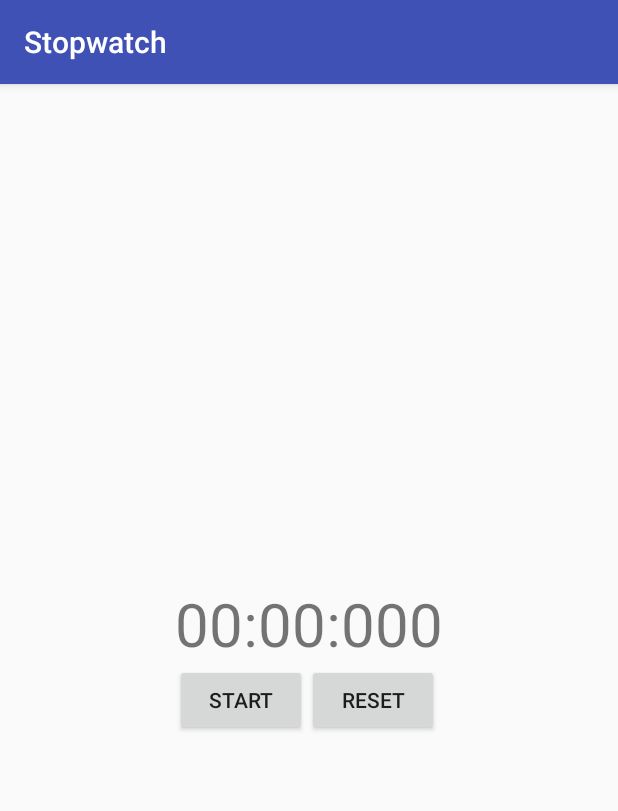
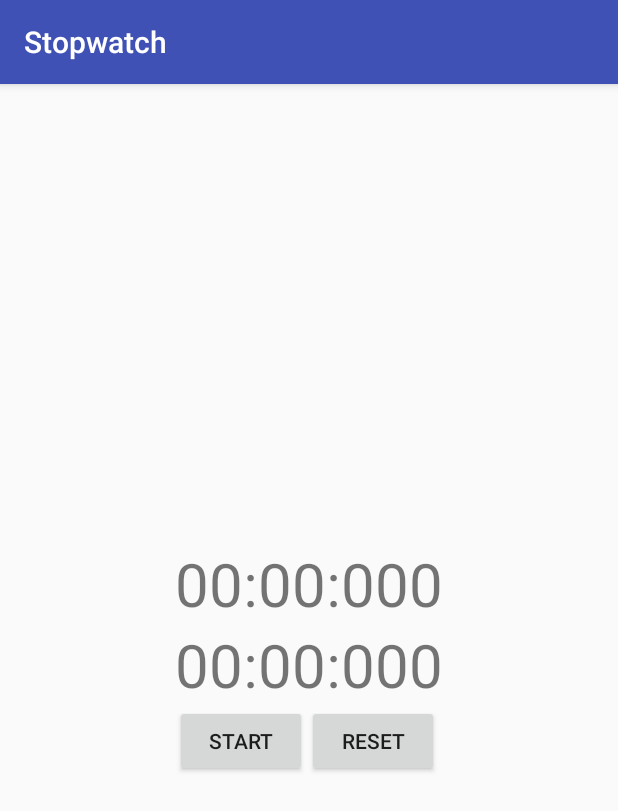
Before and after one commit to PatMcNamara/school, an Android app: the screen it shows after launch (MainActivity), after a tap on "RESET", on a phone screen of 412 x 824 dp. Shown: the top 811 px of the screen. Run offline under Robolectric (Android 15) with nearby library versions, the phone set to English and light mode, and no system bars; 2 other taps on this screen came first.

Commit message:
Feature complete

```diff
--- a/Android/Stopwatch/app/build.gradle
+++ b/Android/Stopwatch/app/build.gradle
@@ -20,7 +20,8 @@ android {
 }
 
 dependencies {
-    compile fileTree(dir: 'libs', include: ['*.jar'])
+    compile fileTree(include: ['*.jar'], dir: 'libs')
     testCompile 'junit:junit:4.12'
     compile 'com.android.support:appcompat-v7:23.1.1'
+    compile 'com.android.support:recyclerview-v7:23.1.1'
 }
--- a/Android/Stopwatch/app/src/main/java/com/umsl/pjm8cd/stopwatch/LapViewFragment.java
+++ b/Android/Stopwatch/app/src/main/java/com/umsl/pjm8cd/stopwatch/LapViewFragment.java
@@ -1,10 +1,75 @@
 package com.umsl.pjm8cd.stopwatch;
 
+import android.os.Bundle;
+import android.support.annotation.Nullable;
 import android.support.v4.app.Fragment;
+import android.support.v7.widget.LinearLayoutManager;
+import android.support.v7.widget.RecyclerView;
+import android.view.LayoutInflater;
+import android.view.View;
+import android.view.ViewGroup;
+import android.widget.TextView;
+
+import java.util.List;
 
 /**
  * Created by tmp on 3/22/2016.
  */
 public class LapViewFragment extends Fragment {
+    private LapViewDelegate delegate;
+    interface LapViewDelegate {
+        List<String> getLapTimes();
+    }
 
+    RecyclerView lapRecyclerView;
+
+    public void setDelegate(LapViewDelegate delegate) {
+        this.delegate = delegate;
+    }
+
+    @Nullable
+    @Override
+    public View onCreateView(LayoutInflater inflater, ViewGroup container, Bundle savedInstanceState) {
+        View view = inflater.inflate(R.layout.lap_view_layout, container, false);
+        lapRecyclerView = (RecyclerView) view.findViewById(R.id.lap_recycler_view);
+        lapRecyclerView.setLayoutManager(new LinearLayoutManager(getActivity()));
+        lapRecyclerView.setAdapter(new LapAdapter()); //TODO what should go in a blank adapter?
+        return view;
+    }
+
+    public void update() {
+        lapRecyclerView.setAdapter(new LapAdapter());
+    }
+
+    public void expandView(View lapView) {
+        lapView.setVisibility(View.VISIBLE);
+    }
+
+    private class LapHolder extends RecyclerView.ViewHolder {
+        TextView time;
+
+        public LapHolder(View itemView) {
+            super(itemView);
+            time = (TextView) itemView.findViewById(R.id.item_text);
+        }
+    }
+
+    private class LapAdapter extends RecyclerView.Adapter<LapHolder> {
+        @Override
+        public LapHolder onCreateViewHolder(ViewGroup parent, int viewType) {
+            LayoutInflater inflater = LayoutInflater.from(getActivity());
+            View view = inflater.inflate(R.layout.lap_item_layout, parent, false);
+            return new LapHolder(view);
+        }
+
+        @Override
+        public void onBindViewHolder(LapHolder holder, int position) {
+            holder.time.setText(delegate.getLapTimes().get(position));
+        }
+
+        @Override
+        public int getItemCount() {
+            return delegate.getLapTimes().size();
+        }
+    }
 }
--- a/Android/Stopwatch/app/src/main/java/com/umsl/pjm8cd/stopwatch/MainActivity.java
+++ b/Android/Stopwatch/app/src/main/java/com/umsl/pjm8cd/stopwatch/MainActivity.java
@@ -3,14 +3,20 @@ package com.umsl.pjm8cd.stopwatch;
 import android.support.v4.app.FragmentManager;
 import android.support.v7.app.AppCompatActivity;
 import android.os.Bundle;
+import android.text.Layout;
+import android.view.View;
 
 import java.util.Date;
+import java.util.List;
 
 public class MainActivity extends AppCompatActivity
-        implements StopwatchViewFragment.StopwatchFragmentDelegate, StopwatchModel.StopwatchModelDelegate{
+        implements StopwatchViewFragment.StopwatchFragmentDelegate,
+        StopwatchModel.StopwatchModelDelegate,
+        LapViewFragment.LapViewDelegate {
 
     StopwatchModel model;
     StopwatchViewFragment stopwatchView;
+    LapViewFragment lapView;
 
     public static final String MODEL_TAG = "MODEL";
 
@@ -20,18 +26,25 @@ public class MainActivity extends AppCompatActivity
         setContentView(R.layout.blank_layout);
         FragmentManager manager = getSupportFragmentManager();
 
-        stopwatchView = (StopwatchViewFragment) manager.findFragmentById(R.id.blank_layout);
-        if(stopwatchView == null) {
-            stopwatchView = new StopwatchViewFragment();
-            manager.beginTransaction().add(R.id.blank_layout, stopwatchView).commit();
-            stopwatchView.setDelegate(this);
-        }
-
-        model = (StopwatchModel) manager.findFragmentByTag(MODEL_TAG);//TODO create the tag
+        model = (StopwatchModel) manager.findFragmentByTag(MODEL_TAG);
         if(model == null) {
             model = new StopwatchModel();
             manager.beginTransaction().add(model, MODEL_TAG).commit();
             model.setDelegate(this);
+        }
+
+        stopwatchView = (StopwatchViewFragment) manager.findFragmentById(R.id.timer_layout);
+        if(stopwatchView == null) {
+            stopwatchView = new StopwatchViewFragment();
+            manager.beginTransaction().add(R.id.timer_layout, stopwatchView).commit();
+            stopwatchView.setDelegate(this);
+        }
+
+        lapView = (LapViewFragment) manager.findFragmentById(R.id.lap_layout);
+        if(lapView == null) {
+            lapView = new LapViewFragment();
+            manager.beginTransaction().add(R.id.lap_layout, lapView).commit();
+            lapView.setDelegate(this);
         }
     }
 
@@ -43,11 +56,27 @@ public class MainActivity extends AppCompatActivity
 
     @Override
     public void lapReset(Date time) {
-        model.lapReset();
+        model.lapReset(time);
+
     }
 
     @Override
-    public void updateTime(int elapsedTime) {
-        stopwatchView.updateTime(elapsedTime);
+    public void updateTime(int totalElapsedTime, int totalLapTime) {
+        stopwatchView.updateTime(totalElapsedTime, totalLapTime);
+    }
+
+    public void showLapView() {
+//        lapView.expandView(findViewById(R.id.lap_layout));
+        findViewById(R.id.lap_layout).setVisibility(View.VISIBLE);//TODO this could go in the view I guess
+    }
+
+    @Override
+    public void hideLapView() {
+        findViewById(R.id.lap_layout).setVisibility(View.GONE);
+    }
+
+    @Override
+    public List<String> getLapTimes() {
+        return model.getLaps();
     }
 }
--- a/Android/Stopwatch/app/src/main/java/com/umsl/pjm8cd/stopwatch/StopwatchModel.java
+++ b/Android/Stopwatch/app/src/main/java/com/umsl/pjm8cd/stopwatch/StopwatchModel.java
@@ -3,7 +3,9 @@ package com.umsl.pjm8cd.stopwatch;
 import android.os.Bundle;
 import android.os.Handler;
 import android.support.v4.app.Fragment;
+import android.util.Log;
 
+import java.util.ArrayList;
 import java.util.Date;
 
 /**
@@ -11,11 +13,16 @@ import java.util.Date;
  */
 public class StopwatchModel extends Fragment {
     interface StopwatchModelDelegate {
-        void updateTime(int elapsedTime);
+        void updateTime(int totalElapsedTime, int totalLapTime);
+        void showLapView();
+        void hideLapView();
     }
 
     Date timeStarted;
+    Date lapStarted;
     Date timePaused; // Should be null if timer is running.
+
+    ArrayList<String> laps = new ArrayList<>();
 
     Handler handler;
     Tick runnable = new Tick();
@@ -27,12 +34,6 @@ public class StopwatchModel extends Fragment {
         handler = new Handler();
     }
 
-    @Override
-    public void onCreate(Bundle savedInstanceState) {
-        super.onCreate(savedInstanceState);
-
-    }
-
     public void setDelegate(StopwatchModelDelegate delegate) {
         this.delegate = delegate;
     }
@@ -40,42 +41,52 @@ public class StopwatchModel extends Fragment {
     void startStop(Date time) {
         if(timeStarted == null) { // Start timer
             timeStarted = time;
+            lapStarted = (Date) time.clone();
             handler.postDelayed(runnable, 1);
         } else if(timePaused != null) { // unpause timer
-            long elapsedPauseTime = System.currentTimeMillis() - timePaused.getTime();
+            long elapsedPauseTime = time.getTime() - timePaused.getTime();
+//            Log.v("STOPWATCH", "Elapsed time = " + elapsedPauseTime);
             timeStarted.setTime(timeStarted.getTime() + elapsedPauseTime);
+            lapStarted.setTime(lapStarted.getTime() + elapsedPauseTime);
             updateTimer();
             handler.postDelayed(runnable, 1);
             timePaused = null;
         } else { // Stop timer
-            timePaused = new Date();
+            timePaused = time;
             updateTimer();
             handler.removeCallbacks(runnable);
         }
     }
 
-    void lapReset() {
+    void lapReset(Date time) {
         if(timePaused != null) { /* Reset*/
-            timeStarted = timePaused = null;
+            timeStarted = timePaused = lapStarted = null;
+            delegate.hideLapView();
             updateTimer();
-        } else {/* lap */
-            //TODO
+        } else {/* Lap */
+            laps.add(StopwatchViewFragment.formatTimeString(time.getTime() - lapStarted.getTime()));
+            lapStarted = time;
+            delegate.hideLapView();//TODO This is hacky
+            delegate.showLapView();
         }
     }
 
     void updateTimer() {
         if(timeStarted == null) {
-            delegate.updateTime(0);
-        } else {
-            delegate.updateTime((int) (System.currentTimeMillis() - timeStarted.getTime()));
+            delegate.updateTime(0, 0);
+        } else {//TODO send time started and do the calculation in the view.
+            delegate.updateTime((int) (System.currentTimeMillis() - timeStarted.getTime()), (int) (System.currentTimeMillis() - lapStarted.getTime()));
         }
     }
 
-    private class Tick implements Runnable {//TODO You could probably just move all this to the class insted of subclassing it.
+    private class Tick implements Runnable {//TODO You could probably just move all this to the class instead of subclassing it.
         @Override
         public void run() {
             updateTimer();
             handler.postDelayed(this, 1);
         }
     }
+    public ArrayList<String> getLaps() {
+        return laps;
+    }
 }
--- a/Android/Stopwatch/app/src/main/java/com/umsl/pjm8cd/stopwatch/StopwatchViewFragment.java
+++ b/Android/Stopwatch/app/src/main/java/com/umsl/pjm8cd/stopwatch/StopwatchViewFragment.java
@@ -23,6 +23,7 @@ public class StopwatchViewFragment extends Fragment {
 
     StopwatchFragmentDelegate delegate;
     TextView elapsedTime;
+    TextView lapTime; //TODO make lap timer visually different from the elapsed time.
     boolean isRunning;
 
     public void setDelegate(StopwatchFragmentDelegate delegate) {
@@ -32,10 +33,12 @@ public class StopwatchViewFragment extends Fragment {
     @Nullable
     @Override
     public View onCreateView(LayoutInflater inflater, ViewGroup container, Bundle savedInstanceState) {
-        View view = inflater.inflate(R.layout.activity_main, container, false);
+        View view = inflater.inflate(R.layout.main_fragment_view, container, false);
 
         isRunning = false;
         elapsedTime = (TextView) view.findViewById(R.id.total_timer);
+        lapTime = (TextView) view.findViewById(R.id.lap_timer);
+
         final Button startStop = (Button) view.findViewById(R.id.start_button);
         final Button lapReset = (Button) view.findViewById(R.id.reset_button);
 
@@ -74,12 +77,25 @@ public class StopwatchViewFragment extends Fragment {
         return view;
     }
 
-    public void updateTime(int millisecondsElapsed) {
-        int milliseconds = millisecondsElapsed % 1000;
-        millisecondsElapsed /= 1000;
-        int seconds = millisecondsElapsed % 60;//TODO instead use %16000 and don't update millisecondsEllapsed.
-        millisecondsElapsed /= 60;
-        elapsedTime.setText(millisecondsElapsed + ":" + seconds + ":" + milliseconds);
-        elapsedTime.setText(String.format("%02d:%02d:%03d", millisecondsElapsed, seconds, milliseconds));
+    public void updateTime(int totalMillisecondsElapsed, int lapMillisecondsElapsed) {
+//        int milliseconds = totalMillisecondsElapsed % 1000;//TODO this should be a method. Takes a long, returns a string. Can also be used from stopwatch model.
+//        totalMillisecondsElapsed /= 1000;
+//        int seconds = totalMillisecondsElapsed % 60;//TODO instead use %16000 and don't update millisecondsEllapsed.
+//        totalMillisecondsElapsed /= 60;
+//        //elapsedTime.setText(totalMillisecondsElapsed + ":" + seconds + ":" + milliseconds);
+//        elapsedTime.setText(String.format("%02d:%02d:%03d", totalMillisecondsElapsed, seconds, milliseconds));
+        elapsedTime.setText(formatTimeString(totalMillisecondsElapsed));
+
+       /* milliseconds = lapMillisecondsElapsed % 1000;
+        lapMillisecondsElapsed /= 1000;
+        seconds = lapMillisecondsElapsed % 60;//TODO instead use %16000 and don't update millisecondsEllapsed.
+        lapMillisecondsElapsed /= 60;
+        lapTime.setText(String.format("%02d:%02d:%03d", lapMillisecondsElapsed, seconds, milliseconds));*/
+        lapTime.setText(formatTimeString(lapMillisecondsElapsed));
+    }
+
+    /* Takes in a number of milliseconds and gives a time string of min:sec:milliseconds. */
+    public static String formatTimeString(long milliseconds) {
+        return String.format("%02d:%02d:%03d", (milliseconds / 60000), (milliseconds / 1000) % 60, milliseconds % 1000);
     }
 }
--- a/Android/Stopwatch/app/src/main/res/layout/blank_layout.xml
+++ b/Android/Stopwatch/app/src/main/res/layout/blank_layout.xml
@@ -1,8 +1,21 @@
 <?xml version="1.0" encoding="utf-8"?>
-<RelativeLayout xmlns:android="http://schemas.android.com/apk/res/android"
+<LinearLayout xmlns:android="http://schemas.android.com/apk/res/android"
     android:orientation="vertical"
     android:layout_width="match_parent"
     android:layout_height="match_parent"
-    android:id="@+id/blank_layout">
+    >
 
-</RelativeLayout>
+    <FrameLayout
+        android:id="@+id/timer_layout"
+        android:layout_width="match_parent"
+        android:layout_height="match_parent"
+        android:layout_weight="1"/>
+
+    <FrameLayout
+        android:id="@+id/lap_layout"
+        android:layout_width="match_parent"
+        android:layout_height="match_parent"
+        android:layout_weight="1"
+        android:visibility="gone"/>
+
+</LinearLayout>
--- a/Android/Stopwatch/app/src/main/res/layout/activity_main.xml
+++ b/Android/Stopwatch/app/src/main/res/layout/main_fragment_view.xml
@@ -20,6 +20,12 @@
             android:layout_height="wrap_content"
             android:text="00:00:000"
             android:textSize="40sp"/>
+        <TextView
+            android:id="@+id/lap_timer"
+            android:layout_width="wrap_content"
+            android:layout_height="wrap_content"
+            android:text="00:00:000"
+            android:textSize="40sp"/>
         <LinearLayout
             android:layout_width="wrap_content"
             android:layout_height="wrap_content"
```
Also changed, not shown: Android/Stopwatch/app/src/main/res/layout/lap_item_layout.xml (added, +12 -0 lines), Android/Stopwatch/app/src/main/res/layout/lap_view_layout.xml (added, +8 -0 lines).
